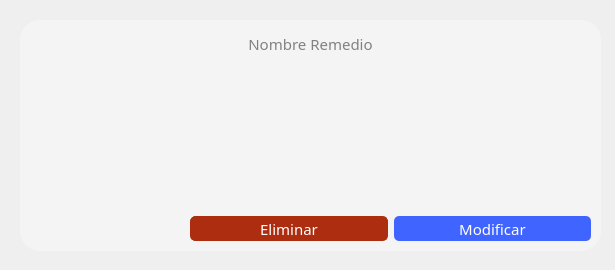
MrDanielG/Hospital-SCRUM, file hospital-Core/Widgets/Administrador/administrador_tarjeta_remedio.ui: the form before one commit.
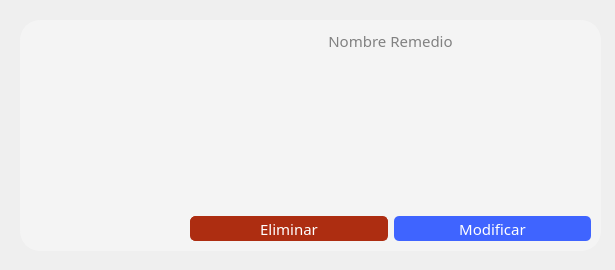
The form after the commit. Icons and pictures are not drawn.

Commit message: Eliminar Remedio LISTO

The edit to the form file:
```diff
--- a/hospital-Core/Widgets/Administrador/administrador_tarjeta_remedio.ui
+++ b/hospital-Core/Widgets/Administrador/administrador_tarjeta_remedio.ui
@@ -70,15 +70,18 @@
      <bool>true</bool>
     </property>
    </widget>
+   <widget class="QWidget" name="">
+    <property name="geometry">
+     <rect>
+      <x>170</x>
+      <y>10</y>
+      <width>401</width>
+      <height>211</height>
+     </rect>
+    </property>
+    <layout class="QVBoxLayout" name="verticalLayout">
+     <item>
    <widget class="QLabel" name="nombre_remedio">
-    <property name="geometry">
-     <rect>
-      <x>10</x>
-      <y>13</y>
-      <width>561</width>
-      <height>22</height>
-     </rect>
-    </property>
     <property name="font">
      <font>
       <family>Montserrat</family>
@@ -97,16 +100,7 @@
      <set>Qt::AlignCenter</set>
     </property>
    </widget>
-   <widget class="QWidget" name="">
-    <property name="geometry">
-     <rect>
-      <x>170</x>
-      <y>40</y>
-      <width>401</width>
-      <height>181</height>
-     </rect>
-    </property>
-    <layout class="QVBoxLayout" name="verticalLayout">
+     </item>
      <item>
       <widget class="QPlainTextEdit" name="plainTextEdit">
        <property name="font">
```
Lines whose indentation alone changed are shown as unchanged. The commit also changes 1 other file.
